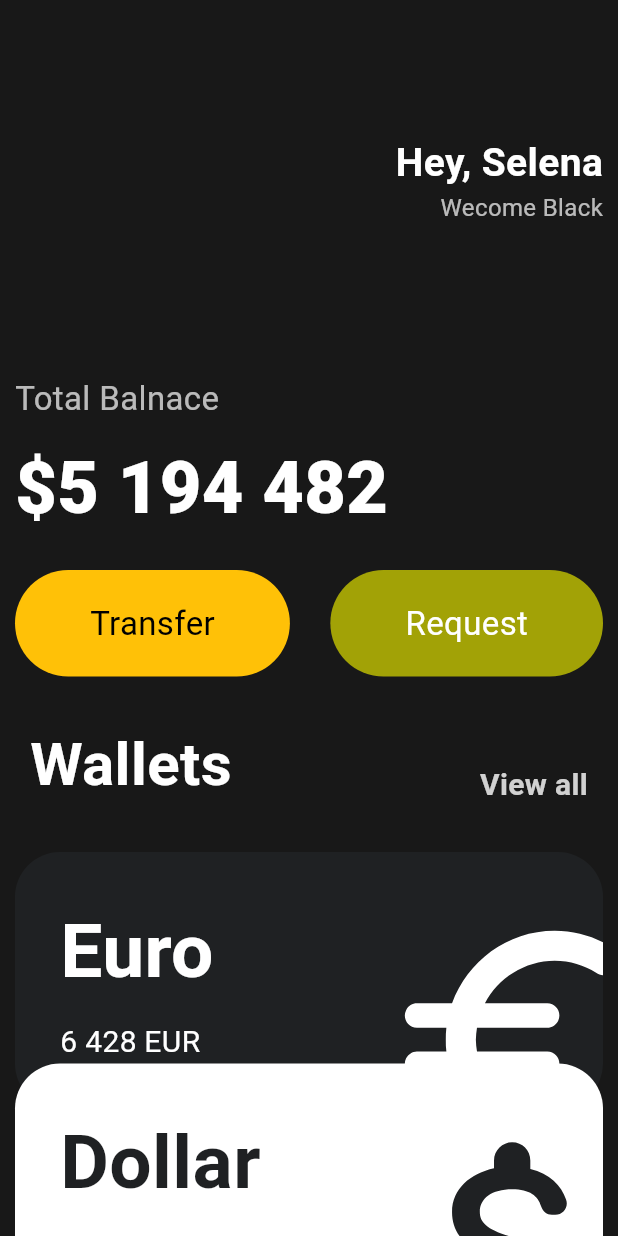
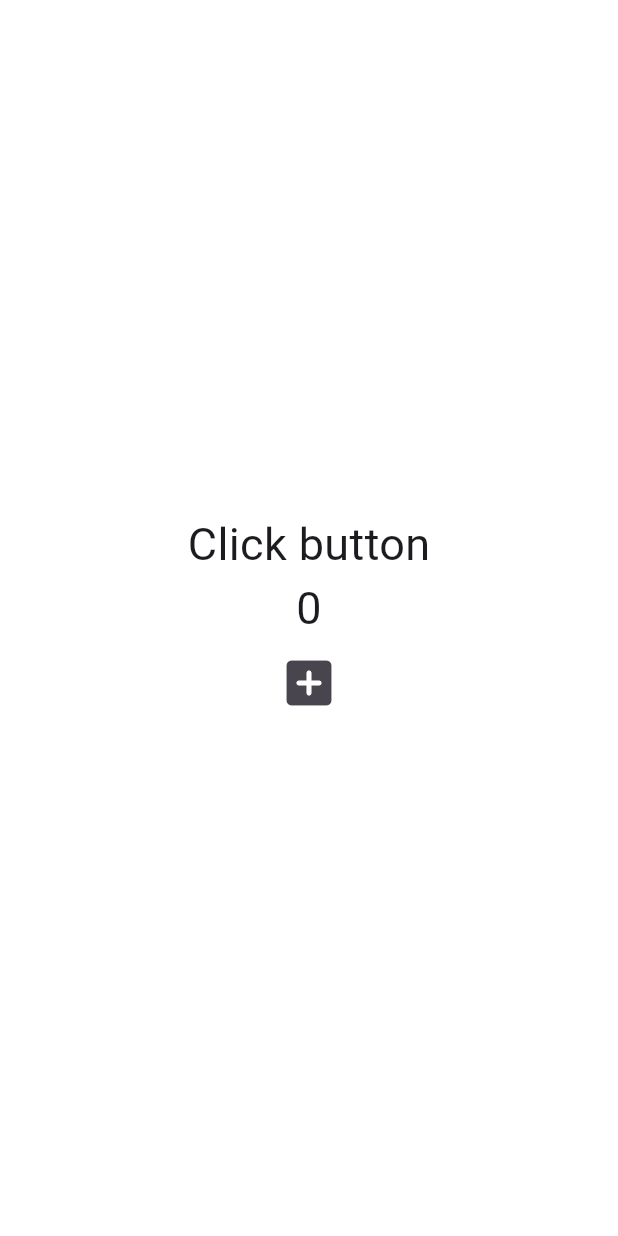
Before and after one commit to bryanho0470/toonflix-flutter, a Flutter app: the screen it shows after launch, on a phone screen of 412 x 824 dp. Run offline on Flutter 3.47's test engine with Material 3 defaults, Android fonts, the phone set to English and light mode, and no system bars.

Commit message:
stateFullwidget 1

```diff
--- a/lib/main.dart
+++ b/lib/main.dart
@@ -1,140 +1,55 @@
 import 'package:flutter/material.dart';
-import 'package:toonflix/widget/currency_card.dart';
-import 'widget/button.dart';
 
 void main() {
   runApp(const App());
 }
 
-class App extends StatelessWidget {
+class App extends StatefulWidget {
   const App({super.key});
+
+  @override
+  State<App> createState() => _MyWidgetState();
+}
+
+class _MyWidgetState extends State<App> {
+  int counter = 0;
+
+  void onClicked() {
+    setState(() {
+      counter = counter + 1;
+    });
+  }
 
   @override
   Widget build(BuildContext context) {
     return MaterialApp(
         home: Scaffold(
-      backgroundColor: const Color(0xFF181818),
-      body: SingleChildScrollView(
-        child: Padding(
-          padding: const EdgeInsets.all(10),
-          child:
-              Column(crossAxisAlignment: CrossAxisAlignment.start, children: [
-            const SizedBox(
-              height: 80,
-            ),
-            Row(
-              mainAxisAlignment: MainAxisAlignment.end,
-              children: [
-                Column(crossAxisAlignment: CrossAxisAlignment.end, children: [
-                  const Text('Hey, Selena',
-                      style: TextStyle(
-                        color: Colors.white,
-                        fontSize: 26,
-                        fontWeight: FontWeight.w600,
-                      )),
-                  Text('Wecome Black',
-                      style: TextStyle(
-                        color: Colors.white.withOpacity(0.7),
-                        fontSize: 16,
-                      )),
-                ])
-              ],
-            ),
-            const SizedBox(
-              height: 100,
-            ),
-            Text(
-              "Total Balnace",
-              style: TextStyle(
-                color: Colors.white.withOpacity(0.7),
-                fontSize: 22,
-              ),
-            ),
-            const SizedBox(
-              height: 10,
-            ),
-            const Text(
-              "\$5 194 482",
-              style: TextStyle(
-                  color: Colors.white,
-                  fontSize: 48,
-                  fontWeight: FontWeight.w800),
-            ),
-            const SizedBox(
-              height: 20,
-            ),
-            const Row(
-              mainAxisAlignment: MainAxisAlignment.spaceBetween,
-              children: [
-                MyButton(
-                  text: "Transfer",
-                  bgColor: Colors.amber,
-                  textColor: Colors.black,
-                ),
-                MyButton(
-                  text: "Request",
-                  bgColor: Color.fromARGB(200, 200, 200, 1),
-                  textColor: Colors.white,
-                ),
-              ],
-            ),
-            const SizedBox(
-              height: 20,
-            ),
-            Padding(
-              padding: const EdgeInsets.all(10),
-              child: Row(
-                mainAxisAlignment: MainAxisAlignment.spaceBetween,
-                crossAxisAlignment: CrossAxisAlignment.end,
+            backgroundColor: Colors.white,
+            body: Center(
+              child: Column(
+                mainAxisAlignment: MainAxisAlignment.center,
                 children: [
-                  const Text("Wallets",
-                      style: TextStyle(
-                        color: Colors.white,
-                        fontSize: 40,
-                        fontWeight: FontWeight.bold,
-                      )),
-                  Text("View all",
-                      style: TextStyle(
-                        color: Colors.white.withOpacity(0.8),
-                        fontSize: 20,
-                        fontWeight: FontWeight.bold,
-                      )),
+                  const Text(
+                    "Click button",
+                    style: TextStyle(
+                      fontSize: 30,
+                    ),
+                  ),
+                  Text(
+                    "$counter",
+                    style: const TextStyle(
+                      fontSize: 30,
+                    ),
+                  ),
+                  IconButton(
+                    iconSize: 40,
+                    onPressed: onClicked,
+                    icon: const Icon(
+                      Icons.add_box_rounded,
+                    ),
+                  )
                 ],
               ),
-            ),
-            const SizedBox(
-              height: 20,
-            ),
-            const Currency_card(
-              name: "Euro",
-              code: 'EUR',
-              amount: "6 428",
-              icon: Icons.euro_rounded,
-              isInverted: false,
-            ),
-            Transform.translate(
-              offset: const Offset(0, -30),
-              child: const Currency_card(
-                name: "Dollar",
-                code: 'USD',
-                amount: "53 234",
-                icon: Icons.attach_money_rounded,
-                isInverted: true,
-              ),
-            ),
-            Transform.translate(
-              offset: const Offset(0, -60),
-              child: const Currency_card(
-                name: "Bitcoin",
-                code: 'BTC',
-                amount: "1 278",
-                icon: Icons.currency_bitcoin_rounded,
-                isInverted: false,
-              ),
-            ),
-          ]),
-        ),
-      ),
-    ));
+            )));
   }
 }
```
